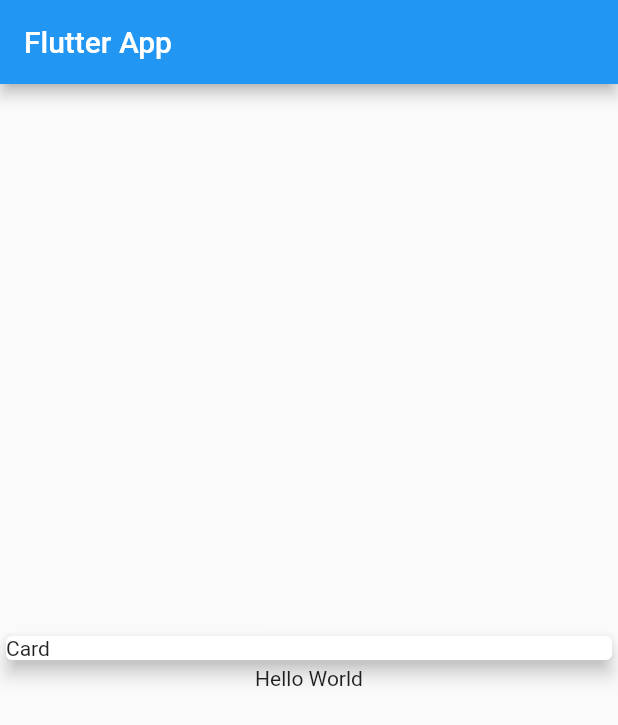
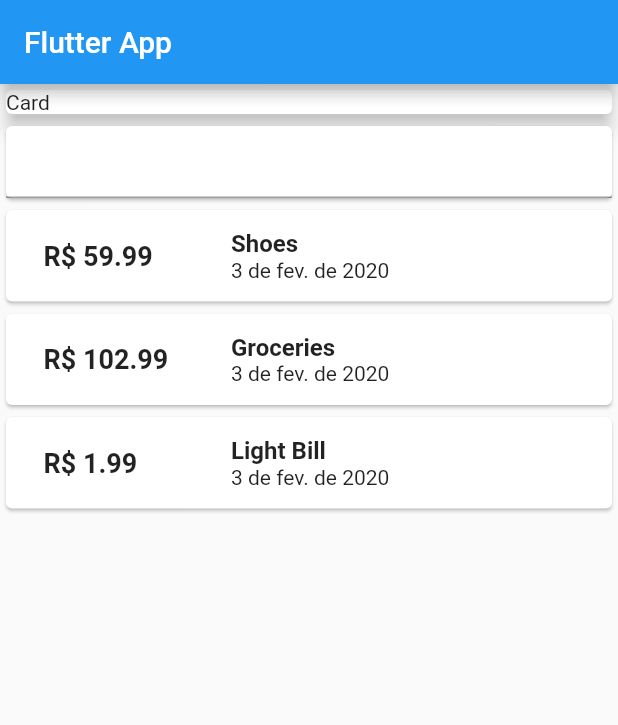
Before and after one commit to Ajorona/personal-expenses-app, a Flutter app: the screen it shows after launch, on a phone screen of 412 x 824 dp. Shown: the top 725 px of the screen. Run offline on Flutter 3.47's test engine with Material 2 defaults, Android fonts, the phone set to English and light mode, and no system bars.

Commit message:
feat(transaction): create transactions list with date formatting

```diff
--- a/lib/main.dart
+++ b/lib/main.dart
@@ -3,10 +3,11 @@ import 'package:uuid/uuid.dart';
 
 import './constants/transaction.dart';
 
+import './utils/Intl.dart';
+
 void main() => runApp(MyApp());
 
 class MyApp extends StatelessWidget {
-  // This widget is the root of your application.
   @override
   Widget build(BuildContext context) {
     return MaterialApp(
@@ -48,7 +49,6 @@ class MyHomePage extends StatelessWidget {
       ),
       body: Center(
         child: Column(
-          mainAxisAlignment: MainAxisAlignment.center,
           children: <Widget>[
             Container(
               width: double.infinity,
@@ -57,9 +57,44 @@ class MyHomePage extends StatelessWidget {
                 elevation: 5,
               ),
             ),
-            Text(
-              'Hello World',
+            Card(
+              child: Column(
+                children: <Widget>[TextField()],
+              ),
             ),
+            Column(
+              children: transactions.map((transaction) {
+                return Card(
+                    child: Row(
+                  children: <Widget>[
+                    Container(
+                      width: 120,
+                      margin:
+                          EdgeInsets.symmetric(vertical: 10, horizontal: 15),
+                      padding:
+                          EdgeInsets.symmetric(vertical: 10, horizontal: 10),
+                      child: Text(
+                        'R\$ ${transaction.amount}',
+                        style: TextStyle(
+                            fontWeight: FontWeight.bold, fontSize: 18),
+                      ),
+                    ),
+                    Column(
+                      crossAxisAlignment: CrossAxisAlignment.start,
+                      children: <Widget>[
+                        Text(transaction.title,
+                            style: TextStyle(
+                                fontSize: 16, fontWeight: FontWeight.bold)),
+                        Text(
+                          formatDate(transaction.createdAt),
+                          style: TextStyle(fontSize: 14),
+                        ),
+                      ],
+                    )
+                  ],
+                ));
+              }).toList(),
+            )
           ],
         ),
       ), // This trailing comma makes auto-formatting nicer for build methods.
--- /dev/null
+++ b/lib/utils/Intl.dart
@@ -0,0 +1,11 @@
+import 'package:intl/intl.dart';
+import 'package:intl/date_symbol_data_local.dart';
+
+const locale = 'pt-BR';
+
+void startLocale() => initializeDateFormatting(locale);
+
+String formatDate(DateTime date) {
+  startLocale();
+  return DateFormat.yMMMd(locale).format(date);
+}
--- a/pubspec.yaml
+++ b/pubspec.yaml
@@ -24,6 +24,7 @@ dependencies:
   # Use with the CupertinoIcons class for iOS style icons.
   cupertino_icons: ^0.1.2
   uuid: 2.0.4
+  intl: ^0.16.1
 
 dev_dependencies:
   flutter_test:
```
Also changed, not shown: pubspec.lock.
